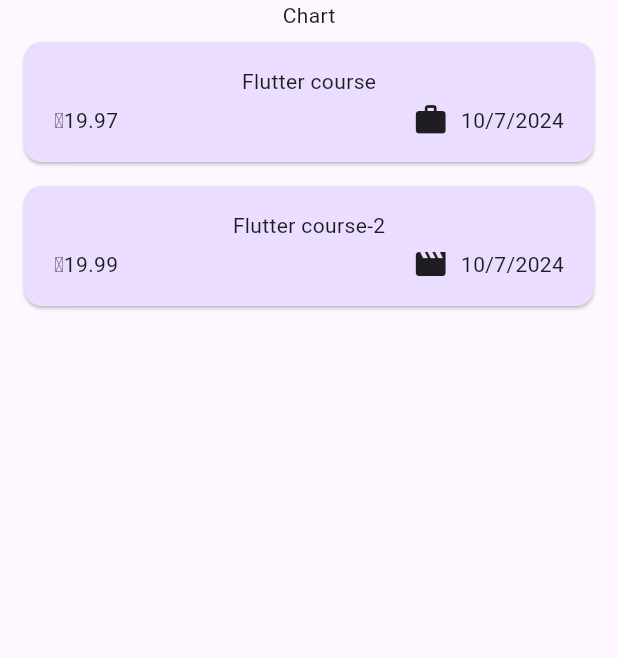
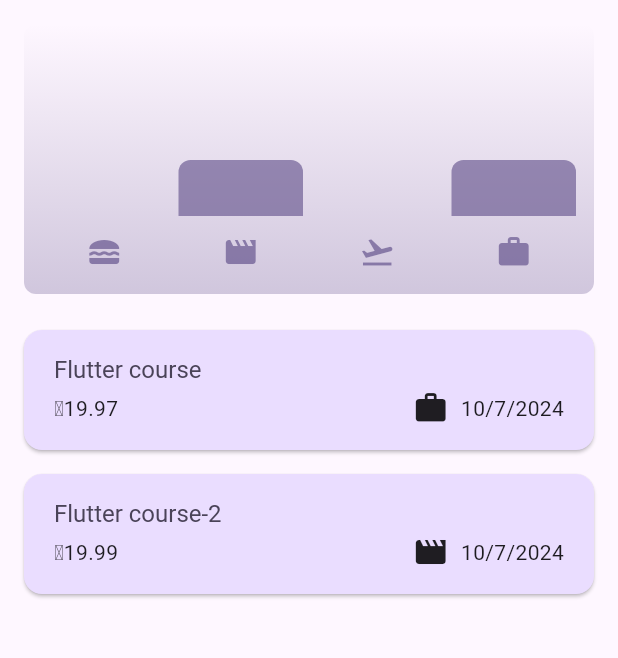
Before and after one commit to MorphineMePlz/Expense_tracker_app, a Flutter app: the screen it shows after launch, on a phone screen of 412 x 824 dp, the part 84-742 px from its top. Run offline on Flutter 3.47's test engine with Material 3 defaults, Android fonts, the phone set to English and light mode, and no system bars.

Commit message:
add chart Widget

```diff
--- a/lib/main.dart
+++ b/lib/main.dart
@@ -1,11 +1,28 @@
 import 'package:expense_tracker_app/widgets/expenses.dart';
 import 'package:flutter/material.dart';
+// import 'package:flutter/services.dart';
 
 var kColorScheme =
     ColorScheme.fromSeed(seedColor: const Color.fromARGB(255, 99, 59, 181));
 
+var kDarkColorScheme = ColorScheme.fromSeed(
+    brightness: Brightness.dark,
+    seedColor: const Color.fromARGB(255, 5, 99, 125));
+
 void main() {
+  // WidgetsFlutterBinding.ensureInitialized();
+  // SystemChrome.setPreferredOrientations([DeviceOrientation.portraitUp])
+  //     .then((fn) {
   runApp(MaterialApp(
+    darkTheme: ThemeData.dark().copyWith(
+        colorScheme: kDarkColorScheme,
+        cardTheme: const CardTheme().copyWith(
+            margin: const EdgeInsets.symmetric(horizontal: 16, vertical: 8),
+            color: kDarkColorScheme.primaryContainer),
+        elevatedButtonTheme: ElevatedButtonThemeData(
+            style: ElevatedButton.styleFrom(
+                backgroundColor: kDarkColorScheme.primaryContainer,
+                foregroundColor: kDarkColorScheme.onPrimaryContainer))),
     theme: ThemeData(
         colorScheme: kColorScheme,
         appBarTheme: AppBarTheme(
@@ -24,6 +41,9 @@ void main() {
                 fontSize: 16,
                 color: kColorScheme.onSecondaryContainer))),
     debugShowCheckedModeBanner: false,
+    themeMode: ThemeMode.system,
     home: const Expenses(),
   ));
+  // }
+  // )
 }
--- a/lib/model/expense.dart
+++ b/lib/model/expense.dart
@@ -1,11 +1,11 @@
-
 import 'package:flutter/material.dart';
 import 'package:uuid/uuid.dart';
 import 'package:intl/intl.dart';
 
 const uuid = Uuid();
 final formatter = DateFormat('d/M/y');
-enum Category {food, travel, leisure, work}
+
+enum Category { food, travel, leisure, work }
 
 const categoryIcons = {
   Category.food: Icons.lunch_dining,
@@ -15,7 +15,12 @@ const categoryIcons = {
 };
 
 class Expense {
-  Expense({required this.title, required this.amount, required this.date, required this.category}) : id = uuid.v4();
+  Expense(
+      {required this.title,
+      required this.amount,
+      required this.date,
+      required this.category})
+      : id = uuid.v4();
   final String id;
   final String title;
   final double amount;
@@ -26,3 +31,23 @@ class Expense {
     return formatter.format(date);
   }
 }
+
+class ExpenseBucket {
+  ExpenseBucket(this.category, this.expenses);
+
+  ExpenseBucket.forCategory(List<Expense> allExpenses, this.category)
+      : expenses = allExpenses
+            .where((expense) => expense.category == category)
+            .toList();
+
+  final Category category;
+  final List<Expense> expenses;
+
+  double sum = 0;
+
+  get totalExpenses {
+    for (final expense in expenses) {
+      return sum += expense.amount;
+    }
+  }
+}
--- /dev/null
+++ b/lib/widgets/charts/chart.dart
@@ -0,0 +1,110 @@
+import 'package:flutter/material.dart';
+import '../../model/expense.dart';
+import 'chart_bar.dart';
+
+class Chart extends StatelessWidget {
+  const Chart({super.key, required this.expenses});
+
+  final List<Expense> expenses;
+
+  List<ExpenseBucket> get buckets {
+    // Проверка на null и пустой список
+    if (expenses == null || expenses.isEmpty) {
+      return [
+        ExpenseBucket.forCategory([], Category.food),
+        ExpenseBucket.forCategory([], Category.leisure),
+        ExpenseBucket.forCategory([], Category.travel),
+        ExpenseBucket.forCategory([], Category.work),
+      ];
+    }
+    return [
+      ExpenseBucket.forCategory(expenses, Category.food),
+      ExpenseBucket.forCategory(expenses, Category.leisure),
+      ExpenseBucket.forCategory(expenses, Category.travel),
+      ExpenseBucket.forCategory(expenses, Category.work),
+    ];
+  }
+
+  double get maxTotalExpense {
+    double maxTotalExpense = 0;
+
+    for (final bucket in buckets) {
+      // Проверка на null и значение totalExpenses
+      if (bucket.totalExpenses != null && bucket.totalExpenses > maxTotalExpense) {
+        maxTotalExpense = bucket.totalExpenses;
+      }
+    }
+
+    return maxTotalExpense;
+  }
+
+  @override
+  Widget build(BuildContext context) {
+    final isDarkMode =
+        MediaQuery.of(context).platformBrightness == Brightness.dark;
+
+    // Отладочные сообщения для проверки списка расходов и их категорий
+    print('Expenses: $expenses');
+    for (final bucket in buckets) {
+      print('Category: ${bucket.category}, Total Expenses: ${bucket.totalExpenses}');
+    }
+    print('Max Total Expense: $maxTotalExpense');
+
+    return Container(
+      margin: const EdgeInsets.all(16),
+      padding: const EdgeInsets.symmetric(
+        vertical: 16,
+        horizontal: 8,
+      ),
+      width: double.infinity,
+      height: 180,
+      decoration: BoxDecoration(
+        borderRadius: BorderRadius.circular(8),
+        gradient: LinearGradient(
+          colors: [
+            Theme.of(context).colorScheme.primary.withOpacity(0.3),
+            Theme.of(context).colorScheme.primary.withOpacity(0.0)
+          ],
+          begin: Alignment.bottomCenter,
+          end: Alignment.topCenter,
+        ),
+      ),
+      child: Column(
+        children: [
+          Expanded(
+            child: Row(
+              crossAxisAlignment: CrossAxisAlignment.end,
+              children: [
+                for (final bucket in buckets)
+                  ChartBar(
+                    fill: maxTotalExpense == 0 ? 0 : (bucket.totalExpenses ?? 0) / maxTotalExpense,
+                  )
+              ],
+            ),
+          ),
+          const SizedBox(height: 12),
+          Row(
+            children: buckets
+                .map(
+                  (bucket) => Expanded(
+                child: Padding(
+                  padding: const EdgeInsets.symmetric(horizontal: 4),
+                  child: Icon(
+                    categoryIcons[bucket.category],
+                    color: isDarkMode
+                        ? Theme.of(context).colorScheme.secondary
+                        : Theme.of(context)
+                        .colorScheme
+                        .primary
+                        .withOpacity(0.7),
+                  ),
+                ),
+              ),
+            )
+                .toList(),
+          )
+        ],
+      ),
+    );
+  }
+}
--- /dev/null
+++ b/lib/widgets/charts/chart_bar.dart
@@ -0,0 +1,34 @@
+import 'package:flutter/material.dart';
+
+class ChartBar extends StatelessWidget {
+  const ChartBar({
+    super.key,
+    required this.fill,
+  });
+
+  final double fill;
+
+  @override
+  Widget build(BuildContext context) {
+    final isDarkMode =
+        MediaQuery.of(context).platformBrightness == Brightness.dark;
+    return Expanded(
+      child: Padding(
+        padding: const EdgeInsets.symmetric(horizontal: 4),
+        child: FractionallySizedBox(
+          heightFactor: fill,
+          child: DecoratedBox(
+            decoration: BoxDecoration(
+              shape: BoxShape.rectangle,
+              borderRadius:
+                  const BorderRadius.vertical(top: Radius.circular(8)),
+              color: isDarkMode
+                  ? Theme.of(context).colorScheme.secondary
+                  : Theme.of(context).colorScheme.primary.withOpacity(0.65),
+            ),
+          ),
+        ),
+      ),
+    );
+  }
+}
--- a/lib/widgets/expenses.dart
+++ b/lib/widgets/expenses.dart
@@ -1,6 +1,6 @@
+import 'package:expense_tracker_app/widgets/charts/chart.dart';
 import 'package:expense_tracker_app/widgets/expenses_list/expenses_list.dart';
 import 'package:expense_tracker_app/widgets/new_expense.dart';
-import 'package:flutter/cupertino.dart';
 import 'package:flutter/material.dart';
 import '../model/expense.dart';
 
@@ -60,6 +60,8 @@ class _ExpensesState extends State<Expenses> {
 
   @override
   Widget build(BuildContext context) {
+    final width = MediaQuery.of(context).size.width;
+
     Widget mainContent = const Center(
       child: Text("No any expense found. Please add some!"),
     );
@@ -80,12 +82,19 @@ class _ExpensesState extends State<Expenses> {
                 onPressed: _openAddExpenseOverlay, icon: const Icon(Icons.add))
           ],
         ),
-        body: Column(
-          children: [
-            const Text("Chart"),
-            Expanded(child: mainContent),
-          ],
-        ),
+        body: width < 600
+            ? Column(
+                children: [
+                  Chart(expenses: _registeredExpenses),
+                  Expanded(child: mainContent),
+                ],
+              )
+            : Row(
+                children: [
+                  Expanded(child: Chart(expenses: _registeredExpenses)),
+                  Expanded(child: mainContent),
+                ],
+              ),
       ),
     );
   }
--- a/lib/widgets/expenses_list/expense_item.dart
+++ b/lib/widgets/expenses_list/expense_item.dart
@@ -11,8 +11,9 @@ class ExpenseItem extends StatelessWidget {
     return Card(child: Padding(
       padding: const EdgeInsets.symmetric(horizontal: 20, vertical: 16),
       child: Column(
+        crossAxisAlignment: CrossAxisAlignment.start,
         children: [
-          Text(expense.title),
+          Text(expense.title, style: Theme.of(context).textTheme.titleLarge,),
           const SizedBox(height: 4,),
           Row(children: [
             Text('₸${expense.amount.toStringAsFixed(2)}'),
--- a/lib/widgets/expenses_list/expenses_list.dart
+++ b/lib/widgets/expenses_list/expenses_list.dart
@@ -4,7 +4,8 @@ import 'package:flutter/material.dart';
 import '../../model/expense.dart';
 
 class ExpensesList extends StatelessWidget {
-  const ExpensesList({super.key, required this.expenses, required this.onRemoveExpense});
+  const ExpensesList(
+      {super.key, required this.expenses, required this.onRemoveExpense});
 
   final List<Expense> expenses;
   final void Function(Expense expense) onRemoveExpense;
@@ -14,6 +15,10 @@ class ExpensesList extends StatelessWidget {
     return ListView.builder(
         itemCount: expenses.length,
         itemBuilder: (context, index) => Dismissible(
+            background: Container(
+              color: Theme.of(context).colorScheme.error.withOpacity(0.75),
+              margin: EdgeInsets.symmetric(horizontal: Theme.of(context).cardTheme.margin!.horizontal),
+            ),
             key: ValueKey(expenses[index]),
             onDismissed: (direction) {
               onRemoveExpense(expenses[index]);
```
